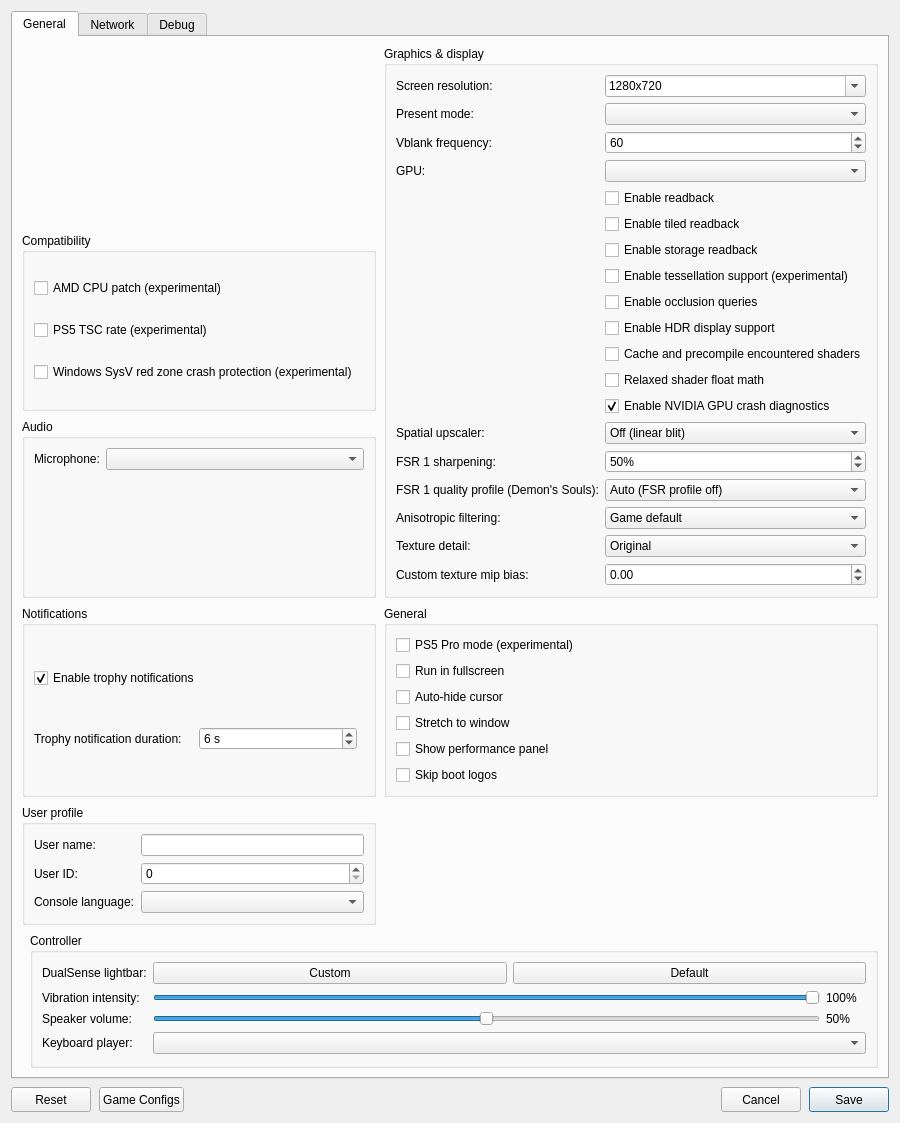
First picture: the form in src/launcher/forms/configuration_edit_dialog.ui, repository TamanGitUser/KytyPS5, before the edit.
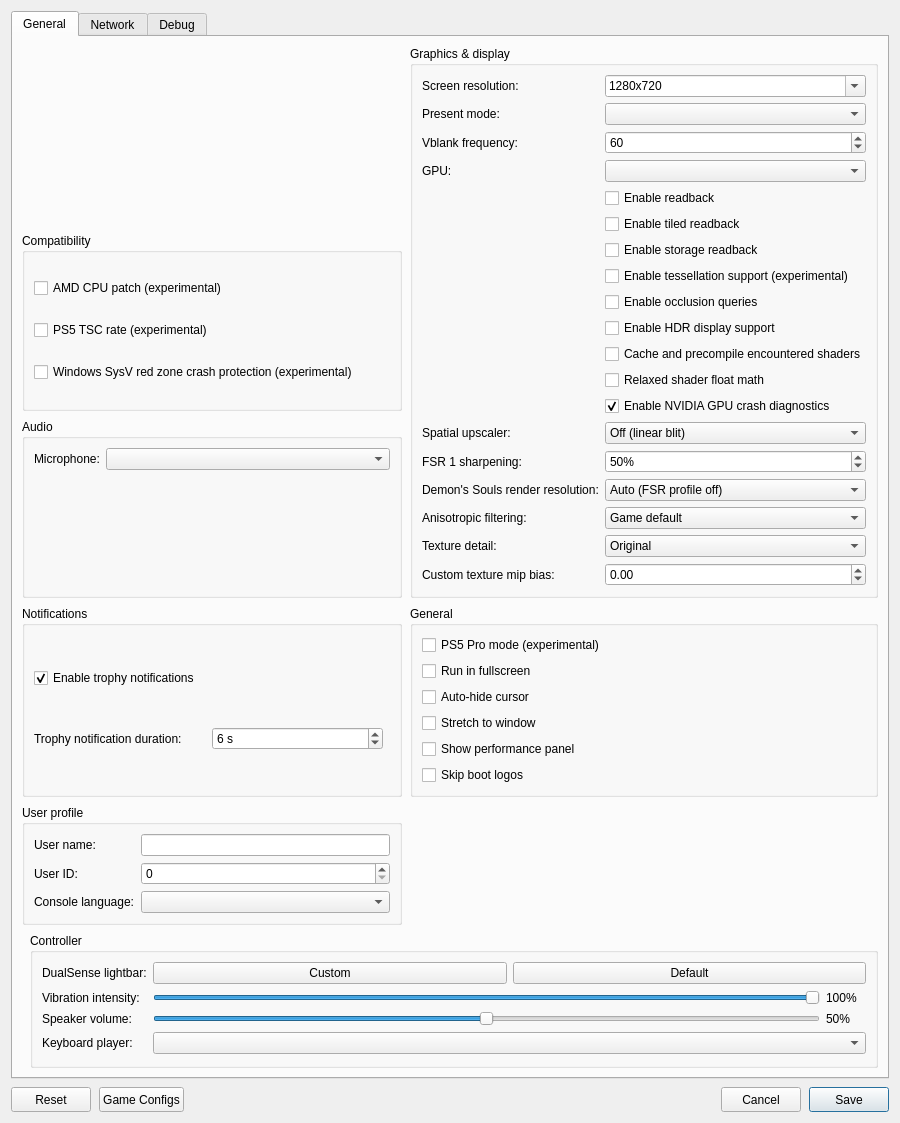
Second picture: the form after the edit. Custom widgets are drawn as their Qt base class.

Commit message: launcher: distinguish game render resolution from FSR algorithm

Patch:
```diff
--- a/src/launcher/forms/configuration_edit_dialog.ui
+++ b/src/launcher/forms/configuration_edit_dialog.ui
@@ -246,8 +246,8 @@
             </item>
             <item row="16" column="0">
              <widget class="QLabel" name="label_demons_souls_render_preset">
-              <property name="toolTip"><string>Experimental in-memory render profiles for Demon's Souls PPSA01341 01.007.000. Before the game initializes, the emulator validates the original mode-3 code signature, the 3840x2160 output pair and the game's 2560x1440 render pair. It changes only the 3D render size and mode lookup table; 4K output and the game's TAA/post-processing remain enabled. No game files are modified. This is separate from FSR.</string></property>
-              <property name="text"><string>FSR 1 quality profile (Demon's Souls):</string></property>
+              <property name="toolTip"><string>Experimental in-memory 3D render-resolution profiles for Demon's Souls PPSA01341 01.007.000. The emulator verifies the mode-3 code signature, 3840x2160 output pair and original 2560x1440 render pair before changing the game’s 3D render size and mode lookup table. The 4K output and TAA/post-processing target remain unchanged. Selecting a non-Auto profile also enables FSR 1 presentation processing; this control changes the game’s internal resolution, not the FSR algorithm.</string></property>
+              <property name="text"><string>Demon's Souls render resolution:</string></property>
              </widget>
             </item>
             <item row="16" column="1">
```
